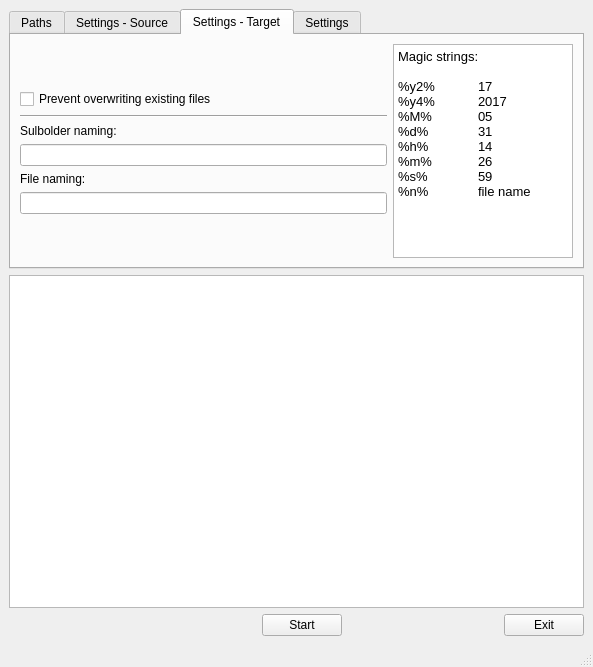
Old version of the form py_media_copy.ui in the repository flolilo/pyranoid_copy.
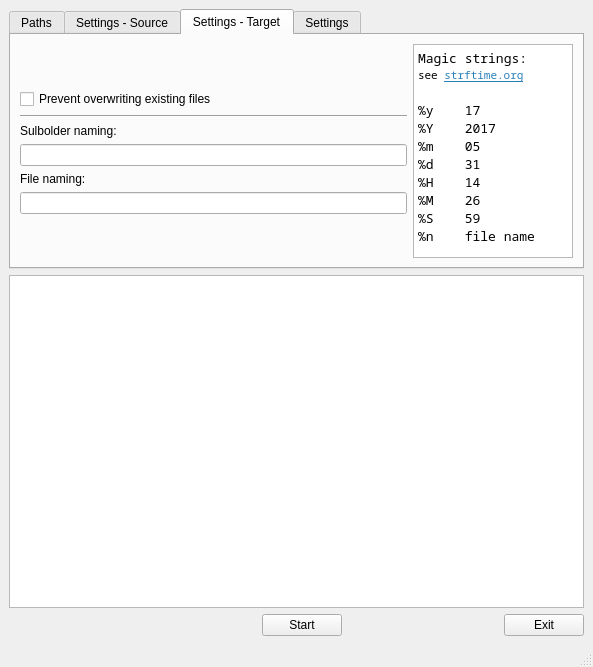
New version of the form. The open tabs and pages were chosen to show the change.

Diff of the .ui file:
```diff
--- a/py_media_copy.ui
+++ b/py_media_copy.ui
@@ -441,25 +441,31 @@
           </property>
           <property name="maximumSize">
            <size>
-            <width>180</width>
+            <width>160</width>
             <height>16777215</height>
            </size>
           </property>
+          <property name="font">
+           <font>
+            <family>Noto Sans Mono</family>
+           </font>
+          </property>
           <property name="html">
            <string>&lt;!DOCTYPE HTML PUBLIC &quot;-//W3C//DTD HTML 4.0//EN&quot; &quot;http://www.w3.org/TR/REC-html40/strict.dtd&quot;&gt;
 &lt;html&gt;&lt;head&gt;&lt;meta name=&quot;qrichtext&quot; content=&quot;1&quot; /&gt;&lt;style type=&quot;text/css&quot;&gt;
 p, li { white-space: pre-wrap; }
-&lt;/style&gt;&lt;/head&gt;&lt;body style=&quot; font-family:'Noto Sans'; font-size:10pt; font-weight:400; font-style:normal;&quot;&gt;
+&lt;/style&gt;&lt;/head&gt;&lt;body style=&quot; font-family:'Noto Sans Mono'; font-size:10pt; font-weight:400; font-style:normal;&quot;&gt;
 &lt;p style=&quot; margin-top:0px; margin-bottom:0px; margin-left:0px; margin-right:0px; -qt-block-indent:0; text-indent:0px;&quot;&gt;Magic strings:&lt;/p&gt;
-&lt;p style=&quot;-qt-paragraph-type:empty; margin-top:0px; margin-bottom:0px; margin-left:0px; margin-right:0px; -qt-block-indent:0; text-indent:0px;&quot;&gt;&lt;br /&gt;&lt;/p&gt;
-&lt;p style=&quot; margin-top:0px; margin-bottom:0px; margin-left:0px; margin-right:0px; -qt-block-indent:0; text-indent:0px;&quot;&gt;%y2%	17&lt;/p&gt;
-&lt;p style=&quot; margin-top:0px; margin-bottom:0px; margin-left:0px; margin-right:0px; -qt-block-indent:0; text-indent:0px;&quot;&gt;%y4%	2017&lt;/p&gt;
-&lt;p style=&quot; margin-top:0px; margin-bottom:0px; margin-left:0px; margin-right:0px; -qt-block-indent:0; text-indent:0px;&quot;&gt;%M%	05&lt;/p&gt;
-&lt;p style=&quot; margin-top:0px; margin-bottom:0px; margin-left:0px; margin-right:0px; -qt-block-indent:0; text-indent:0px;&quot;&gt;%d%	31&lt;/p&gt;
-&lt;p style=&quot; margin-top:0px; margin-bottom:0px; margin-left:0px; margin-right:0px; -qt-block-indent:0; text-indent:0px;&quot;&gt;%h%	14&lt;/p&gt;
-&lt;p style=&quot; margin-top:0px; margin-bottom:0px; margin-left:0px; margin-right:0px; -qt-block-indent:0; text-indent:0px;&quot;&gt;%m%	26&lt;/p&gt;
-&lt;p style=&quot; margin-top:0px; margin-bottom:0px; margin-left:0px; margin-right:0px; -qt-block-indent:0; text-indent:0px;&quot;&gt;%s%	59&lt;/p&gt;
-&lt;p style=&quot; margin-top:0px; margin-bottom:0px; margin-left:0px; margin-right:0px; -qt-block-indent:0; text-indent:0px;&quot;&gt;%n%	file name&lt;/p&gt;&lt;/body&gt;&lt;/html&gt;</string>
+&lt;p style=&quot; margin-top:0px; margin-bottom:0px; margin-left:0px; margin-right:0px; -qt-block-indent:0; text-indent:0px;&quot;&gt;&lt;span style=&quot; font-size:8pt;&quot;&gt;see &lt;/span&gt;&lt;a href=&quot;http://strftime.org/&quot;&gt;&lt;span style=&quot; font-size:8pt; text-decoration: underline; color:#2980b9;&quot;&gt;strftime.org&lt;/span&gt;&lt;/a&gt;&lt;/p&gt;
+&lt;p style=&quot;-qt-paragraph-type:empty; margin-top:0px; margin-bottom:0px; margin-left:0px; margin-right:0px; -qt-block-indent:0; text-indent:0px; font-family:'Noto Sans';&quot;&gt;&lt;br /&gt;&lt;/p&gt;
+&lt;p style=&quot; margin-top:0px; margin-bottom:0px; margin-left:0px; margin-right:0px; -qt-block-indent:0; text-indent:0px;&quot;&gt;%y    17&lt;/p&gt;
+&lt;p style=&quot; margin-top:0px; margin-bottom:0px; margin-left:0px; margin-right:0px; -qt-block-indent:0; text-indent:0px;&quot;&gt;%Y    2017&lt;/p&gt;
+&lt;p style=&quot; margin-top:0px; margin-bottom:0px; margin-left:0px; margin-right:0px; -qt-block-indent:0; text-indent:0px;&quot;&gt;%m    05&lt;/p&gt;
+&lt;p style=&quot; margin-top:0px; margin-bottom:0px; margin-left:0px; margin-right:0px; -qt-block-indent:0; text-indent:0px;&quot;&gt;%d    31&lt;/p&gt;
+&lt;p style=&quot; margin-top:0px; margin-bottom:0px; margin-left:0px; margin-right:0px; -qt-block-indent:0; text-indent:0px;&quot;&gt;%H    14&lt;/p&gt;
+&lt;p style=&quot; margin-top:0px; margin-bottom:0px; margin-left:0px; margin-right:0px; -qt-block-indent:0; text-indent:0px;&quot;&gt;%M    26&lt;/p&gt;
+&lt;p style=&quot; margin-top:0px; margin-bottom:0px; margin-left:0px; margin-right:0px; -qt-block-indent:0; text-indent:0px;&quot;&gt;%S    59&lt;/p&gt;
+&lt;p style=&quot; margin-top:0px; margin-bottom:0px; margin-left:0px; margin-right:0px; -qt-block-indent:0; text-indent:0px;&quot;&gt;%n    file name&lt;/p&gt;&lt;/body&gt;&lt;/html&gt;</string>
           </property>
          </widget>
         </item>
```
Left out of the diff: 2 changed lines with no effect on the pictures.
